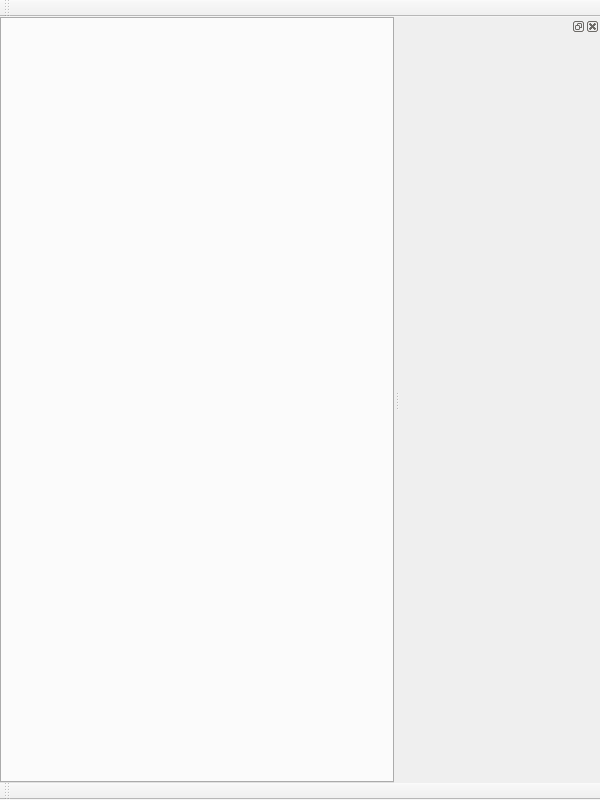
Above: src/core/testing/plg_test_window/resources/main_window.ui from 6669venus/wgtf before the change. Below: the same form after it.
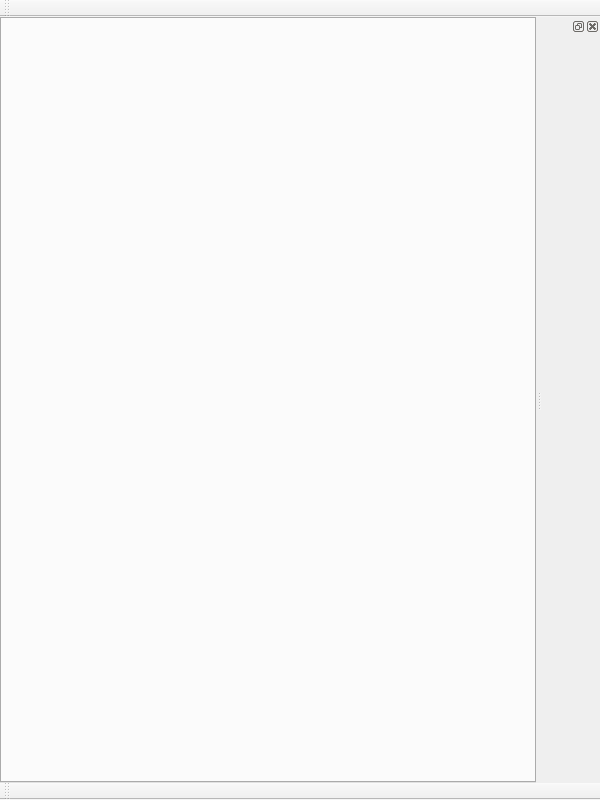
That is the form after the change.

Patch:
```diff
--- a/src/core/testing/plg_test_window/resources/main_window.ui
+++ b/src/core/testing/plg_test_window/resources/main_window.ui
@@ -71,8 +71,14 @@
   <widget class="QDockWidget" name="testPanels">
    <property name="minimumSize">
     <size>
-     <width>200</width>
-     <height>38</height>
+     <width>0</width>
+     <height>0</height>
+    </size>
+   </property>
+   <property name="baseSize">
+    <size>
+     <width>80</width>
+     <height>200</height>
     </size>
    </property>
    <property name="layoutTags" stdset="0">
@@ -83,7 +89,6 @@
    <attribute name="dockWidgetArea">
     <number>2</number>
    </attribute>
-   <widget class="QWidget" name="dockWidgetContents_2"/>
   </widget>
   <widget class="QToolBar" name="toolBar">
    <property name="windowTitle">
```
Left out of the diff: 4 changed lines with no effect on the pictures.
